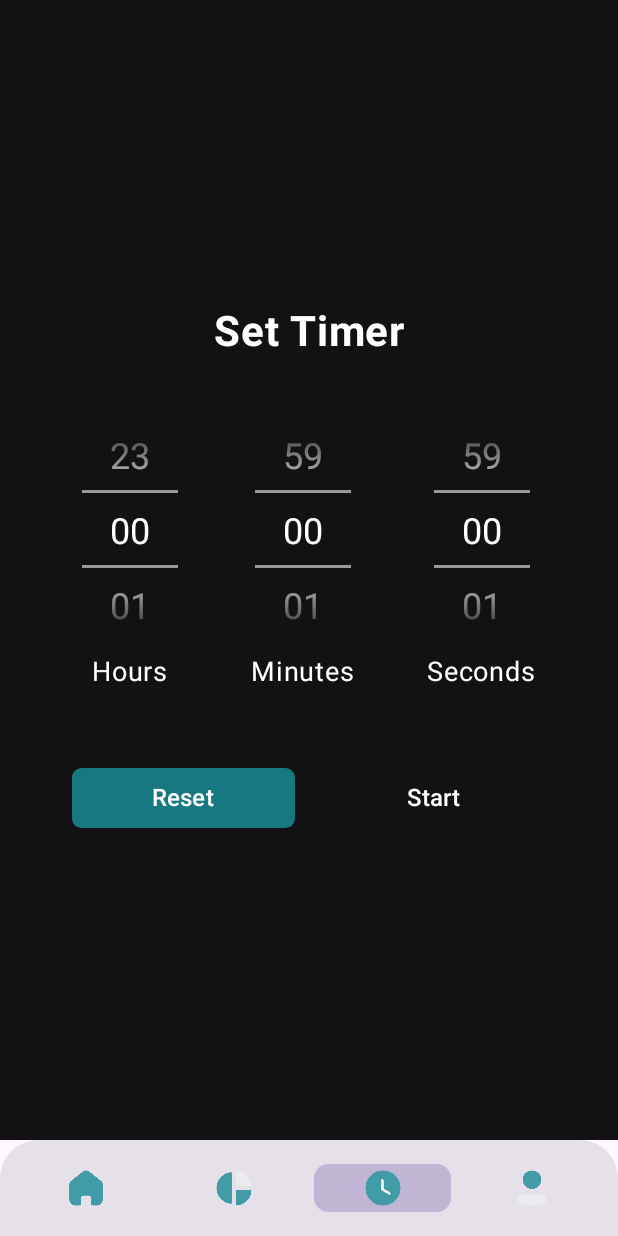
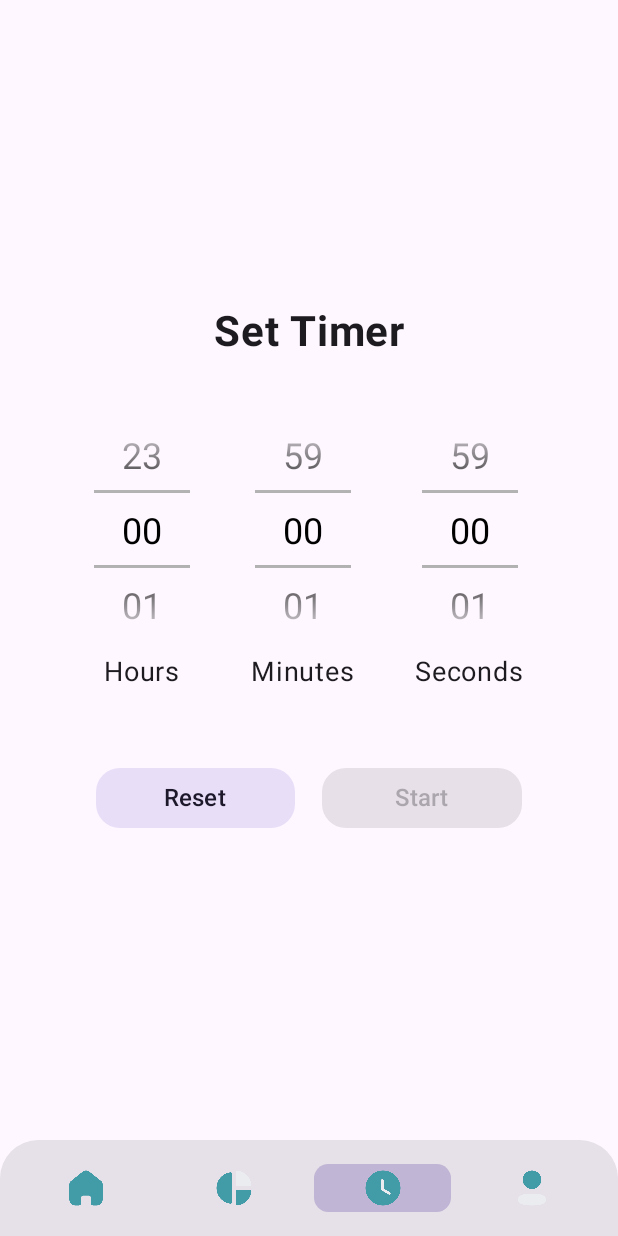
Before and after one commit to Abdullah-Faik/habit-tracker, an Android app built with Jetpack Compose: the SetTimerScreen screen opened through its navigation route, on a phone screen of 412 x 824 dp. Run offline under Robolectric (Android 15) with nearby library versions, the phone set to English and light mode, and no system bars; our stand-ins replace Firebase (no records; nobody signed in at launch, a user with empty details on screens opened directly), Room's generated code; pictures from the network do not load.

Commit message:
Adding light Theme in Timer Screen

```diff
--- a/source_code/app/src/main/java/com/fola/habit_tracker/ui/main/timer_screen/SetTimerScreen.kt
+++ b/source_code/app/src/main/java/com/fola/habit_tracker/ui/main/timer_screen/SetTimerScreen.kt
@@ -1,8 +1,9 @@
 package com.fola.habit_tracker.ui.main.timer_screen
 
+import android.os.Build
 import android.util.Log
 import android.widget.NumberPicker
-import androidx.compose.foundation.background
+import androidx.compose.foundation.isSystemInDarkTheme
 import androidx.compose.foundation.layout.Arrangement
 import androidx.compose.foundation.layout.Box
 import androidx.compose.foundation.layout.Column
@@ -17,6 +18,8 @@ import androidx.compose.foundation.layout.wrapContentSize
 import androidx.compose.foundation.shape.RoundedCornerShape
 import androidx.compose.material3.Button
 import androidx.compose.material3.ButtonDefaults
+import androidx.compose.material3.MaterialTheme
+import androidx.compose.material3.Surface
 import androidx.compose.material3.Text
 import androidx.compose.runtime.Composable
 import androidx.compose.runtime.getValue
@@ -26,6 +29,7 @@ import androidx.compose.runtime.setValue
 import androidx.compose.ui.Alignment
 import androidx.compose.ui.Modifier
 import androidx.compose.ui.graphics.Color
+import androidx.compose.ui.graphics.toArgb
 import androidx.compose.ui.text.font.FontWeight
 import androidx.compose.ui.tooling.preview.Preview
 import androidx.compose.ui.unit.dp
@@ -35,25 +39,32 @@ import androidx.lifecycle.viewmodel.compose.viewModel
 import androidx.navigation.NavController
 import androidx.navigation.compose.rememberNavController
 import com.fola.habit_tracker.R
+import com.fola.habit_tracker.ui.theme.AppTheme
 
 @Composable
 fun SetTimerScreen(navController: NavController, viewModel: TimerViewModel) {
     var hours by remember { mutableStateOf(0) }
     var minutes by remember { mutableStateOf(0) }
     var seconds by remember { mutableStateOf(0) }
+    val isDarkTheme = isSystemInDarkTheme()
 
     val totalMillis = (hours * 3600000L) + (minutes * 60000L) + (seconds * 1000L)
 
+    AppTheme {
+        Surface(
+            color = if (isDarkTheme) Color(0xFF121212) else MaterialTheme.colorScheme.background,
+            modifier = Modifier.fillMaxSize()
+        ) {
             Column(
                 modifier = Modifier
                     .fillMaxSize()
-            .background(Color(0xFF121212)),
+                    .padding(16.dp),
                 verticalArrangement = Arrangement.Center,
                 horizontalAlignment = Alignment.CenterHorizontally
             ) {
                 Text(
                     text = "Set Timer",
-            color = Color.White,
+                    color = if (isDarkTheme) Color.White else MaterialTheme.colorScheme.onSurface,
                     fontSize = 28.sp,
                     fontWeight = FontWeight.Bold,
                     modifier = Modifier.padding(bottom = 40.dp)
@@ -71,21 +82,24 @@ fun SetTimerScreen(navController: NavController, viewModel: TimerViewModel) {
                         minValue = 0,
                         maxValue = 23,
                         selectedValue = hours,
-                onValueChange = { hours = it }
+                        onValueChange = { hours = it },
+                        isDarkTheme = isDarkTheme
                     )
                     TimePicker(
                         label = "Minutes",
                         minValue = 0,
                         maxValue = 59,
                         selectedValue = minutes,
-                onValueChange = { minutes = it }
+                        onValueChange = { minutes = it },
+                        isDarkTheme = isDarkTheme
                     )
                     TimePicker(
                         label = "Seconds",
                         minValue = 0,
                         maxValue = 59,
                         selectedValue = seconds,
-                onValueChange = { seconds = it }
+                        onValueChange = { seconds = it },
+                        isDarkTheme = isDarkTheme
                     )
                 }
 
@@ -101,11 +115,17 @@ fun SetTimerScreen(navController: NavController, viewModel: TimerViewModel) {
                             minutes = 0
                             seconds = 0
                         },
-                colors = ButtonDefaults.buttonColors(containerColor = Color(0xFF177882)),
-                shape = RoundedCornerShape(16),
+                        colors = ButtonDefaults.buttonColors(
+                            containerColor = if (isDarkTheme) Color(0xFF177882) else MaterialTheme.colorScheme.secondaryContainer,
+                            contentColor = if (isDarkTheme) Color.White else MaterialTheme.colorScheme.onSecondaryContainer
+                        ),
+                        shape = RoundedCornerShape(16.dp),
                         modifier = Modifier.weight(1f)
                     ) {
-                Text(text = "Reset", color = Color.White, fontSize = 16.sp)
+                        Text(
+                            text = "Reset",
+                            fontSize = 16.sp
+                        )
                     }
 
                     Spacer(modifier = Modifier.width(18.dp))
@@ -117,15 +137,26 @@ fun SetTimerScreen(navController: NavController, viewModel: TimerViewModel) {
                                 viewModel.setTotalDuration(totalMillis)
                                 navController.navigate("timer_screen")
                             } else {
-                        Log.w("SetTimerScreen", "Invalid duration: $totalMillis ms, navigation skipped")
+                                Log.w(
+                                    "SetTimerScreen",
+                                    "Invalid duration: $totalMillis ms, navigation skipped"
+                                )
                             }
                         },
-                colors = ButtonDefaults.buttonColors(containerColor = Color(0xFF177882)),
-                shape = RoundedCornerShape(16),
+                        colors = ButtonDefaults.buttonColors(
+                            containerColor = if (isDarkTheme) Color(0xFF177882) else MaterialTheme.colorScheme.primary,
+                            contentColor = if (isDarkTheme) Color.White else MaterialTheme.colorScheme.onPrimary
+                        ),
+                        shape = RoundedCornerShape(16.dp),
                         modifier = Modifier.weight(1f),
                         enabled = totalMillis > 0
                     ) {
-                Text(text = "Start", color = Color.White, fontSize = 16.sp)
+                        Text(
+                            text = "Start",
+                            fontSize = 16.sp
+                        )
+                    }
+                }
             }
         }
     }
@@ -137,7 +168,8 @@ fun TimePicker(
     minValue: Int,
     maxValue: Int,
     selectedValue: Int,
-    onValueChange: (Int) -> Unit
+    onValueChange: (Int) -> Unit,
+    isDarkTheme: Boolean
 ) {
     Column(
         horizontalAlignment = Alignment.CenterHorizontally
@@ -162,6 +194,10 @@ fun TimePicker(
                         setOnValueChangedListener { _, _, newVal ->
                             onValueChange(newVal)
                         }
+                        // Set text color based on theme
+                        if (Build.VERSION.SDK_INT >= Build.VERSION_CODES.Q) {
+                            setTextColor(if (isDarkTheme) Color.White.toArgb() else Color.Black.toArgb())
+                        }
                     }
                 },
                 update = {
@@ -171,7 +207,7 @@ fun TimePicker(
         }
         Text(
             text = label,
-            color = Color.White,
+            color = if (isDarkTheme) Color.White else MaterialTheme.colorScheme.onSurface,
             fontSize = 18.sp,
             modifier = Modifier.padding(top = 8.dp)
         )
@@ -180,9 +216,22 @@ fun TimePicker(
 
 @Preview(showBackground = true)
 @Composable
-fun SetTimerScreenPreview() {
+fun SetTimerScreenLightPreview() {
+    AppTheme(darkTheme = false) {
         SetTimerScreen(
             navController = rememberNavController(),
             viewModel = viewModel()
         )
     }
+}
+
+@Preview(showBackground = true, uiMode = android.content.res.Configuration.UI_MODE_NIGHT_YES)
+@Composable
+fun SetTimerScreenDarkPreview() {
+    AppTheme(darkTheme = true) {
+        SetTimerScreen(
+            navController = rememberNavController(),
+            viewModel = viewModel()
+        )
+    }
+}
```
Also changed, not shown: source_code/app/src/main/java/com/fola/habit_tracker/ui/main/timer_screen/TimerScreen.kt (+77 -25 lines). Lines whose indentation alone changed are shown as unchanged.
